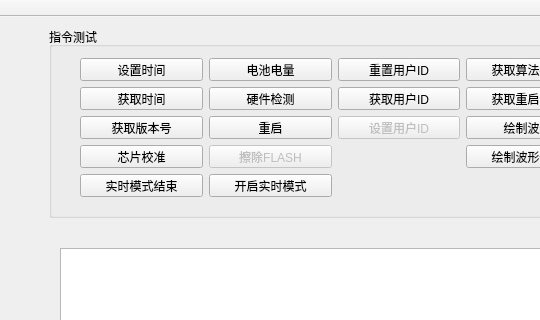
First picture: the form in ble_tools/ble_tools.ui, repository notrynohigh/QT_B_TP, before the edit; both pictures show x 371 to 911 and y 0 to 320 of the 1500 by 759 pixel window.
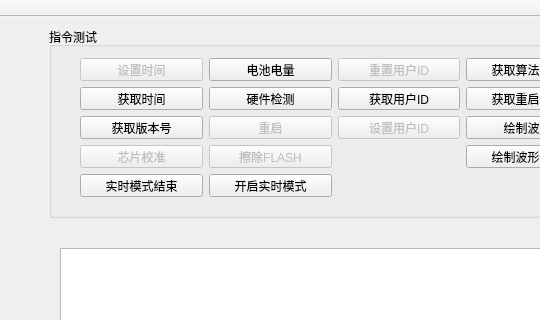
Second picture: the form after the edit. Icons and pictures are not drawn.

```diff
--- a/ble_tools/ble_tools.ui
+++ b/ble_tools/ble_tools.ui
@@ -180,7 +180,7 @@
       <bool>false</bool>
      </property>
     </widget>
-    <widget class="QWidget" name="">
+    <widget class="QWidget" name="layoutWidget">
      <property name="geometry">
       <rect>
        <x>20</x>
@@ -192,6 +192,9 @@
      <layout class="QGridLayout" name="gridLayout">
       <item row="0" column="0">
        <widget class="QPushButton" name="setDate">
+        <property name="enabled">
+         <bool>false</bool>
+        </property>
         <property name="styleSheet">
          <string notr="true"/>
         </property>
@@ -209,6 +212,9 @@
       </item>
       <item row="0" column="2">
        <widget class="QPushButton" name="resetid">
+        <property name="enabled">
+         <bool>false</bool>
+        </property>
         <property name="text">
          <string>重置用户ID</string>
         </property>
@@ -258,6 +264,9 @@
       </item>
       <item row="2" column="1">
        <widget class="QPushButton" name="restart">
+        <property name="enabled">
+         <bool>false</bool>
+        </property>
         <property name="text">
          <string>重启</string>
         </property>
@@ -282,6 +291,9 @@
       </item>
       <item row="3" column="0">
        <widget class="QPushButton" name="AdjustChip">
+        <property name="enabled">
+         <bool>false</bool>
+        </property>
         <property name="text">
          <string>芯片校准</string>
         </property>
```
